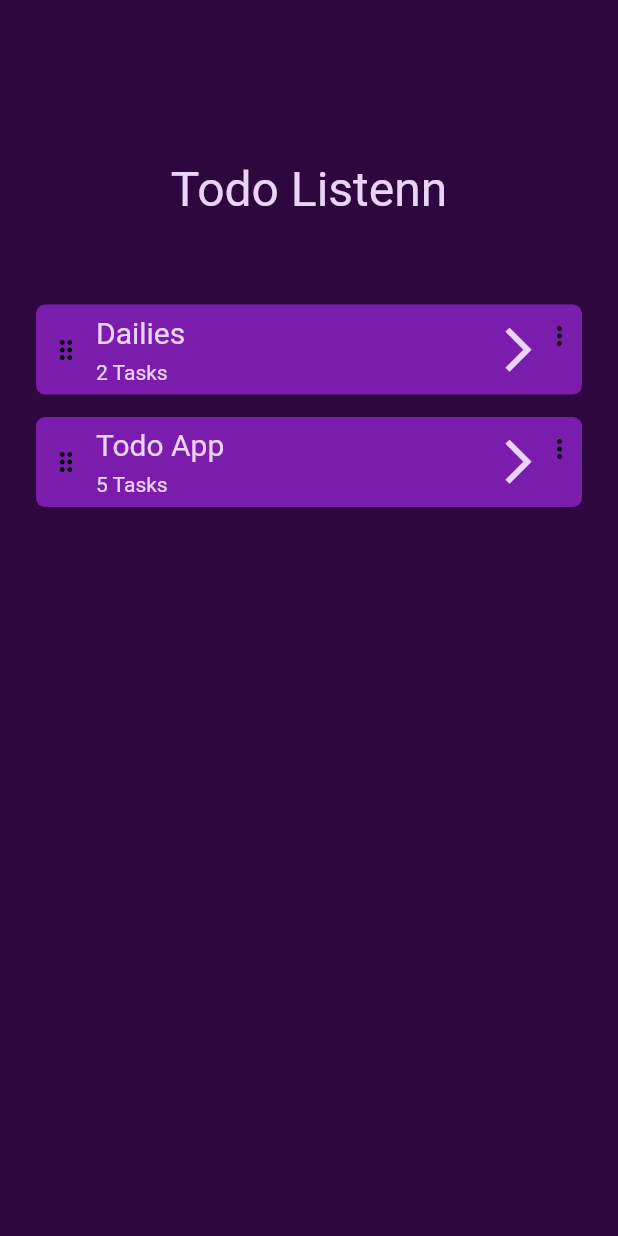
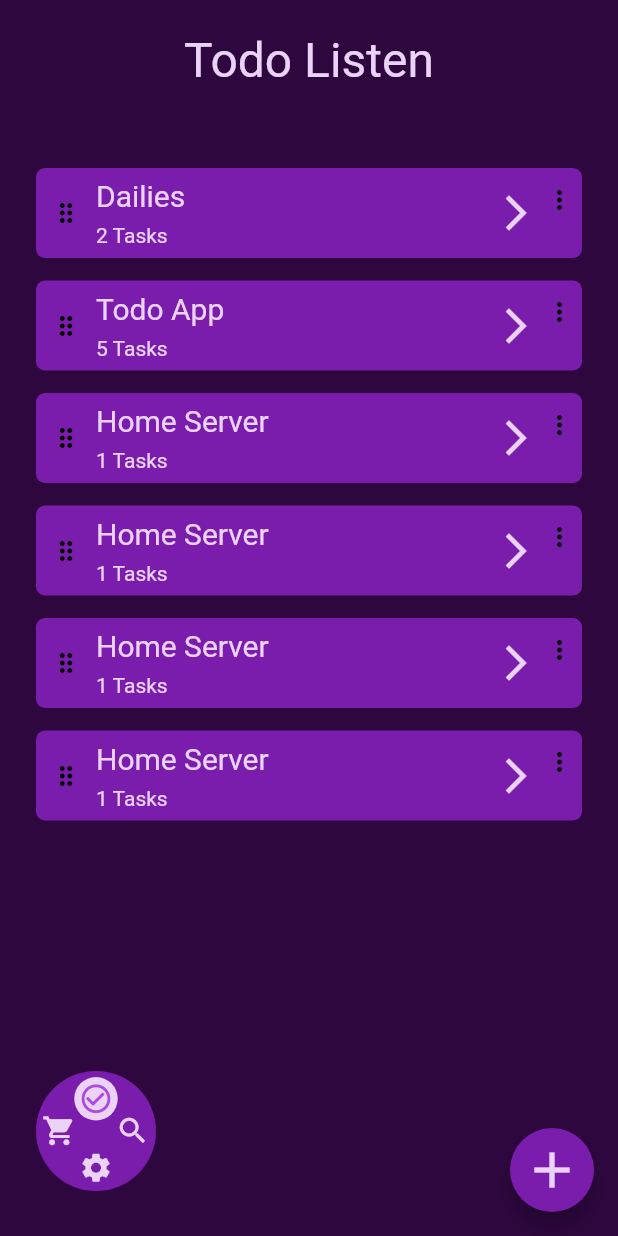
Before and after one commit to 2wenty1ne/ToDo-App, a Flutter app: the screen it shows after launch, on a phone screen of 412 x 824 dp. Run offline on Flutter 3.47's test engine with Material 3 defaults, Android fonts, the phone set to English and light mode, and no system bars.

Commit message:
Added todo lists overview (home page). Additional some unused svgs and some unfinished code for the navcircle

```diff
--- a/Frontend/todo_app_frontend/lib/components/header.dart
+++ b/Frontend/todo_app_frontend/lib/components/header.dart
@@ -2,62 +2,18 @@ import 'package:flutter/material.dart';
 import 'package:todo_app_frontend/components/textfield.dart';
 import 'package:todo_app_frontend/main.dart';
 
-class Header extends StatelessWidget {
-  final String title;
-  final bool showBackButton;
-
-
-  const Header({
-    super.key,
-    required this.title,
-    this.showBackButton = false,
-  });
-
-  @override
-  Widget build(BuildContext context) {
-    final colors = Theme.of(context).colorScheme;
-
-    // return Scaffold(
-    //   appBar: AppBar(
-    //     title: Text(title),
-    //   ),
-    // );
-
-    return Container(
-      color: colors.backgroundColor,
-      width: double.infinity,
-      padding: EdgeInsets.only(bottom: 58, top: 35),
-
-      child: Column(
-        crossAxisAlignment: CrossAxisAlignment.start,
-
-        children: [
-          Visibility(
-            visible: showBackButton,
-            maintainSize: true,
-            maintainState: true,
-            maintainAnimation: true,
-            child: Container(
-              padding: EdgeInsets.only(left: 24, bottom: 24),
-              child: IconButton(
-                icon: Icon(
-                  Icons.arrow_back_ios,
-                  color: colors.textColor,
-                  size: 24,
-                ),
-                onPressed: () => Navigator.pop(context),
-                padding: EdgeInsets.zero,
-              ),
-            ),
-          ),
-
-          Center(
-            child: Textfield(
-              content: title, fontSize: 32,
-            )
-          ),
-        ],
-      )
-    );
-  }
+AppBar header(ColorScheme colors, String pageTitle, [bool showBackButton = false]) {
+  return AppBar(
+    backgroundColor: colors.backgroundColor,
+    toolbarHeight: 80,
+    title: CustomText(content: pageTitle, fontSize: 32),
+    centerTitle: true,
+    //? Gesture detection für event handler?
+    leading: showBackButton
+      ? Icon(
+        Icons.arrow_back_ios,
+        color: colors.textColor,
+        size: 28,
+    ) : null,
+  );
 }
--- a/Frontend/todo_app_frontend/lib/components/list_item.dart
+++ b/Frontend/todo_app_frontend/lib/components/list_item.dart
@@ -45,8 +45,8 @@ class ListItem extends StatelessWidget {
                 mainAxisAlignment: MainAxisAlignment.spaceEvenly,
                 crossAxisAlignment: CrossAxisAlignment.start,
                 children: [
-                  Textfield(content: title, fontSize: 20,),
-                  Textfield(content: amountText, fontSize: 14)
+                  CustomText(content: title, fontSize: 20,),
+                  CustomText(content: amountText, fontSize: 14)
                 ],
               )
             ],
@@ -57,11 +57,11 @@ class ListItem extends StatelessWidget {
             crossAxisAlignment: CrossAxisAlignment.stretch,
             children: [
               Padding(
-                padding: EdgeInsets.symmetric(horizontal: 0),
+                padding: EdgeInsets.only(right: 5),
                 child: Icon(
                   Icons.arrow_forward_ios,
                   color: colors.textColor,
-                  size: 35
+                  size: 28
                 ),
               ),
               Padding(
--- /dev/null
+++ b/Frontend/todo_app_frontend/lib/components/nav_circle.dart
@@ -0,0 +1,262 @@
+import 'package:flutter/material.dart';
+import 'package:todo_app_frontend/main.dart';
+
+enum SelectedPage { todo, shop, search, settings }
+
+class NavCircle extends StatefulWidget {
+  final SelectedPage selectedPage;
+
+  const NavCircle({
+      super.key,
+      required this.selectedPage,
+    });
+
+  @override
+  State<NavCircle> createState() => _NavCircleState();
+}
+
+class _NavCircleState extends State<NavCircle> {
+  bool _isExpanded = false;
+
+  void _changeOpenState() {
+    setState(() {
+      if (_isExpanded) {
+        _isExpanded = false;
+      } else {
+        _isExpanded = true;
+      }
+    });
+  }
+
+
+  @override
+  Widget build(BuildContext context) {
+    final colors = Theme.of(context).colorScheme;
+
+    const double iconPadding = 4;
+
+    var selectedBackgroundColor = colors.textColor;
+    var selectedIconColor = colors.selectionColor;
+
+    return Padding(
+      padding: const EdgeInsets.only(bottom: 10, left: 24),
+      child: closedNavCircle(colors, iconPadding, selectedBackgroundColor, selectedIconColor),
+    );
+
+    // return Padding(
+    //   padding: const EdgeInsets.only(bottom: 10, left: 24),
+    //   child:
+    //   // _isExpanded ? closedNavCircle(colors, iconPadding, selectedBackgroundColor, selectedIconColor):
+
+    //   AnimatedContainer(
+    //     duration: Duration(milliseconds: 300),
+    //     width: _isExpanded ? 210 : 80,
+    //     height: 80,
+    //     decoration: BoxDecoration(
+    //       color: colors.secondBackgroundColor,
+    //       shape: BoxShape.circle,
+    //     ),
+
+    //     child: Row(
+    //       children: [
+    //         //? Closed Nav Circle
+    //         _isExpanded
+    //         ? closed(colors, iconPadding, selectedBackgroundColor, selectedIconColor)
+    //         :Expanded(
+    //           child: closed(colors, iconPadding, selectedBackgroundColor, selectedIconColor),
+    //         ),
+
+    //         AnimatedSlide(
+    //           offset: _isExpanded ? Offset.zero : Offset(1, 0),
+    //           duration: Duration(milliseconds: 300),
+
+    //           child:
+    //           _isExpanded
+    //           ?Expanded(
+    //             child: opened(colors),
+    //           )
+    //           :opened(colors)
+    //         )
+    //       ],
+    //     ),
+    //   ),
+    // );
+  }
+
+
+  Visibility opened(ColorScheme colors) {
+    return Visibility(
+      visible: _isExpanded ? true : false,
+      child: Row(
+        children: [
+          navIcon(Icons.check_circle_outline, colors.textColor),
+          navIcon(Icons.shopping_cart, colors.textColor),
+          navIcon(Icons.search, colors.textColor),
+          navIcon(Icons.settings, colors.textColor),
+        ],
+      ),
+    );
+  }
+
+
+  GestureDetector closed(ColorScheme colors, double iconPadding, Color selectedBackgroundColor, Color selectedIconColor) {
+    return GestureDetector(
+      onTap: () => setState(() => _changeOpenState()),
+      child: closedInnerNav(colors, iconPadding, selectedBackgroundColor, selectedIconColor),
+    );
+  }
+
+
+Visibility closedInnerNav(ColorScheme colors, double iconPadding, Color selectedBackgroundColor, Color selectedIconColor) {
+  return Visibility(
+    visible: _isExpanded ? false : true,
+    child: Stack(
+        children: [
+
+          //? Todo Icon
+          Padding(
+            padding: EdgeInsets.only(top: iconPadding),
+            child: Align(
+              alignment: Alignment.topCenter,
+
+              child:
+              (widget.selectedPage == SelectedPage.todo) ?
+              selectedIcon(Icons.check_circle_outline, selectedBackgroundColor, selectedIconColor):
+              navIcon(Icons.check_circle_outline, colors.textColor),
+            ),
+          ),
+
+          //? Shopping Icon
+          Padding(
+            padding: EdgeInsets.only(left: iconPadding),
+            child: Align(
+              alignment: Alignment.centerLeft,
+              child:
+              (widget.selectedPage == SelectedPage.shop) ?
+              selectedIcon(Icons.shopping_cart, selectedBackgroundColor, selectedIconColor):
+              navIcon(Icons.shopping_cart, colors.textColor),
+            ),
+          ),
+
+          //? Search Icon
+          Padding(
+            padding: EdgeInsets.only(right: iconPadding),
+            child: Align(
+              alignment: Alignment.centerRight,
+              child:
+              (widget.selectedPage == SelectedPage.search) ?
+              selectedIcon(Icons.search, selectedBackgroundColor, selectedIconColor):
+              navIcon(Icons.search, colors.textColor),
+            ),
+          ),
+
+          //? Settings Icon
+          Padding(
+            padding: EdgeInsets.only(bottom: iconPadding),
+            child: Align(
+              alignment: Alignment.bottomCenter,
+              child:
+              (widget.selectedPage == SelectedPage.settings) ?
+              selectedIcon(Icons.settings, selectedBackgroundColor, selectedIconColor):
+              navIcon(Icons.settings, colors.textColor),
+            ),
+          )
+        ],
+      ),
+  );
+}
+
+
+//? Code befor animation
+  Container closedNavCircle(ColorScheme colors, double iconPadding, Color selectedBackgroundColor, Color selectedIconColor) {
+    return Container(
+      width: 80,
+      height: 80,
+      decoration: BoxDecoration(
+        color: colors.secondBackgroundColor,
+        shape: BoxShape.circle,
+      ),
+
+      child: Stack(
+        children: [
+
+          //? Todo Icon
+          Padding(
+            padding: EdgeInsets.only(top: iconPadding),
+            child: Align(
+              alignment: Alignment.topCenter,
+
+              child:
+              (widget.selectedPage == SelectedPage.todo) ?
+              selectedIcon(Icons.check_circle_outline, selectedBackgroundColor, selectedIconColor):
+              navIcon(Icons.check_circle_outline, colors.textColor),
+            ),
+          ),
+
+          //? Shopping Icon
+          Padding(
+            padding: EdgeInsets.only(left: iconPadding),
+            child: Align(
+              alignment: Alignment.centerLeft,
+              child:
+              (widget.selectedPage == SelectedPage.shop) ?
+              selectedIcon(Icons.shopping_cart, selectedBackgroundColor, selectedIconColor):
+              navIcon(Icons.shopping_cart, colors.textColor),
+            ),
+          ),
+
+          //? Search Icon
+          Padding(
+            padding: EdgeInsets.only(right: iconPadding),
+            child: Align(
+              alignment: Alignment.centerRight,
+              child:
+              (widget.selectedPage == SelectedPage.search) ?
+              selectedIcon(Icons.search, selectedBackgroundColor, selectedIconColor):
+              navIcon(Icons.search, colors.textColor),
+            ),
+          ),
+
+          //? Settings Icon
+          Padding(
+            padding: EdgeInsets.only(bottom: iconPadding),
+            child: Align(
+              alignment: Alignment.bottomCenter,
+              child:
+              (widget.selectedPage == SelectedPage.settings) ?
+              selectedIcon(Icons.settings, selectedBackgroundColor, selectedIconColor):
+              navIcon(Icons.settings, colors.textColor),
+            ),
+          )
+        ],
+      )
+    );
+  }
+}
+
+
+Container selectedIcon(IconData icon, Color selectedBackgroundColor, Color selectedIconColor) {
+  const double size = 29;
+
+  return Container(
+    width: size,
+    height: size,
+    decoration: BoxDecoration(
+      color: selectedBackgroundColor,
+      shape: BoxShape.circle,
+    ),
+    child: Center(
+      child:
+      navIcon(icon, selectedIconColor)
+    )
+  );
+}
+
+
+Icon navIcon(IconData icon, Color iconColor) {
+  return Icon (
+      icon,
+      color: iconColor,
+      size: 23,
+  );
+}
--- a/Frontend/todo_app_frontend/lib/components/textfield.dart
+++ b/Frontend/todo_app_frontend/lib/components/textfield.dart
@@ -1,11 +1,11 @@
 import 'package:flutter/material.dart';
 import 'package:todo_app_frontend/main.dart';
 
-class Textfield extends StatelessWidget {
+class CustomText extends StatelessWidget {
   final String content;
   final double fontSize;
 
-  const Textfield({
+  const CustomText({
     super.key,
     required this.content,
     required this.fontSize
--- a/Frontend/todo_app_frontend/lib/main.dart
+++ b/Frontend/todo_app_frontend/lib/main.dart
@@ -5,6 +5,7 @@ import 'package:todo_app_frontend/pages/todo_list_overview.dart';
 extension AppColors on ColorScheme {
   Color get backgroundColor => Color(0xFF2E073F);
   Color get secondBackgroundColor => Color(0xFF7A1CAC);
+  Color get selectionColor => Color(0xFFAD49E1);
   Color get textColor => Color(0xFFEBD3F8);
 }
 
@@ -19,9 +20,14 @@ class MyApp extends StatelessWidget {
   // This widget is the root of your application.
   @override
   Widget build(BuildContext context) {
+    final colors = Theme.of(context).colorScheme;
+
     return MaterialApp(
       debugShowCheckedModeBanner: false,
       home: TodoListOverview(),
+      theme: ThemeData(
+        scaffoldBackgroundColor: colors.backgroundColor
+      )
     );
   }
 }
--- a/Frontend/todo_app_frontend/lib/pages/todo_list_overview.dart
+++ b/Frontend/todo_app_frontend/lib/pages/todo_list_overview.dart
@@ -1,6 +1,7 @@
 import 'package:flutter/material.dart';
 import 'package:todo_app_frontend/components/header.dart';
 import 'package:todo_app_frontend/components/list_item.dart';
+import 'package:todo_app_frontend/components/nav_circle.dart';
 import 'package:todo_app_frontend/main.dart';
 
 class TodoListOverview extends StatelessWidget {
@@ -10,16 +11,54 @@ class TodoListOverview extends StatelessWidget {
   Widget build(BuildContext context) {
     final colors = Theme.of(context).colorScheme;
 
-    return Container(
-      color: colors.backgroundColor,
-      child: Column(
-        children: [
-          Header(title: "Todo Listenn", showBackButton: false,),
+    final pageTitle = "Todo Listen";
 
-          ListItem(title: "Dailies", amountText: "2 Tasks"),
-          ListItem(title: "Todo App", amountText: "5 Tasks")
-        ],
+    return Scaffold(
+      appBar: header(colors, pageTitle),
+
+      body: Padding(
+        padding: const EdgeInsets.only(top: 32),
+        child: Container(
+          color: colors.backgroundColor,
+
+          child: Column(
+            mainAxisAlignment: MainAxisAlignment.spaceBetween,
+            crossAxisAlignment: CrossAxisAlignment.start,
+            children: [
+              //? Todo list items
+              Column(
+                children: [
+                ListItem(title: "Dailies", amountText: "2 Tasks"),
+                ListItem(title: "Todo App", amountText: "5 Tasks"),
+                ListItem(title: "Home Server", amountText: "1 Tasks"),
+                ListItem(title: "Home Server", amountText: "1 Tasks"),
+                ListItem(title: "Home Server", amountText: "1 Tasks"),
+                ListItem(title: "Home Server", amountText: "1 Tasks"),
+                ],
+              ),
+
+              //? Bottom part
+              Padding(
+                padding: const EdgeInsets.only(bottom: 20),
+                child: NavCircle(selectedPage: SelectedPage.todo,),
+              ),
+            ],
+          ),
+        ),
       ),
+
+      floatingActionButton: FloatingActionButton(
+        backgroundColor: colors.secondBackgroundColor,
+        shape: CircleBorder(),
+        onPressed: () {
+
+        },
+        child: Icon(
+          Icons.add,
+          color: colors.textColor,
+          size: 40,
+        ),
+      )
     );
   }
 }
```
Also changed, not shown: Frontend/todo_app_frontend/lib/components/footer.dart (deleted, +0 -28 lines), Frontend/todo_app_frontend/lib/components/nav_bar.dart (deleted, +0 -21 lines), Frontend/todo_app_frontend/lib/pages/todo_list.dart (added, +32 -0 lines), Frontend/todo_app_frontend/assets/icons/cart.svg (added), Frontend/todo_app_frontend/assets/icons/search.svg (added), Frontend/todo_app_frontend/assets/icons/settings.svg (added), Frontend/todo_app_frontend/assets/icons/todo.svg (added), Frontend/todo_app_frontend/lib/logic/communication.dart (added).
